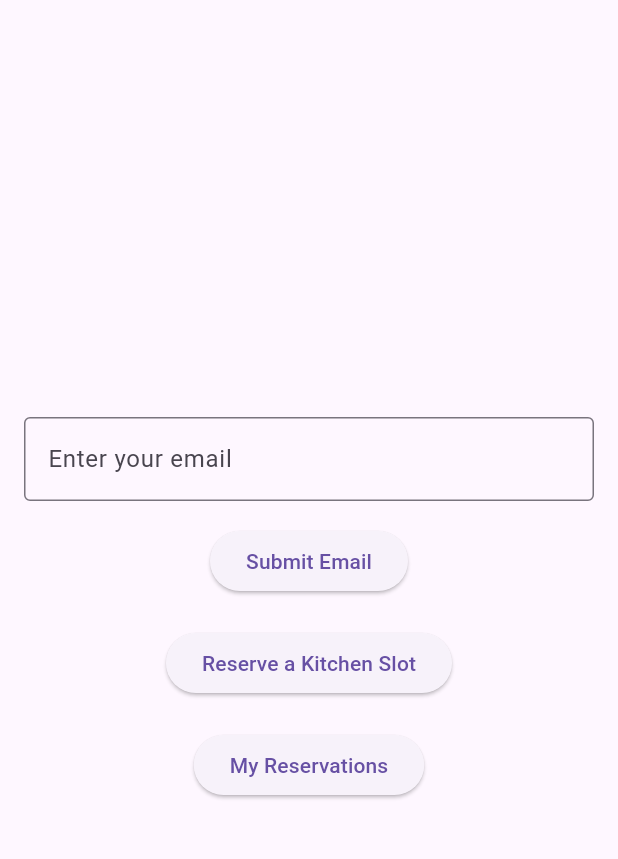
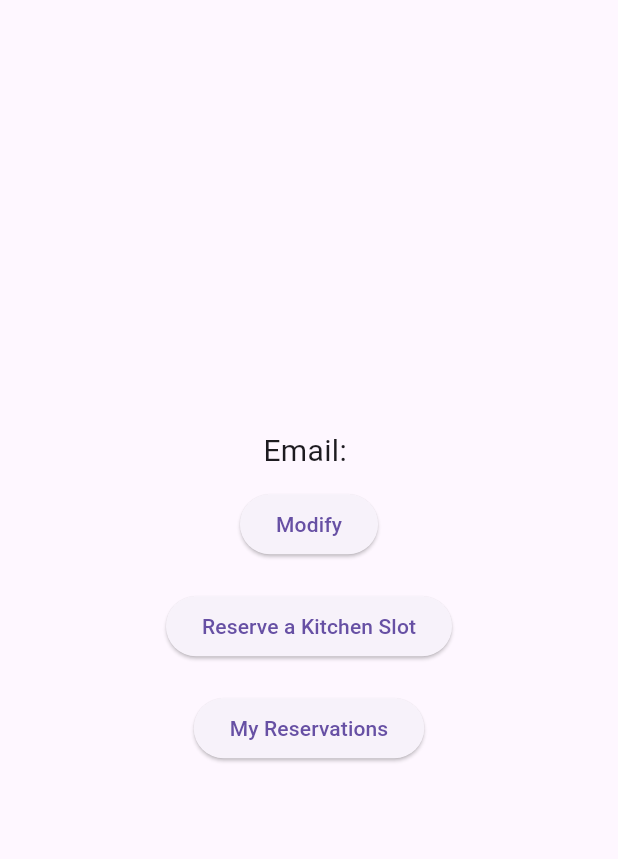
Before and after one commit to yongjip/byteforce2024-grand-finals, a Flutter app: the screen it shows after launch, after a tap on "Submit Email", on a phone screen of 412 x 824 dp, the part 63-922 px from its top. Run offline on Flutter 3.47's test engine with Material 3 defaults, Android fonts, the phone set to English and light mode, and no system bars; our stand-ins replace flutter_dotenv, shared_preferences, supabase_flutter; accounts and stored records are empty.

Commit message:
made it save email on local

```diff
--- a/amenity_reservation_app/lib/screens/home_screen.dart
+++ b/amenity_reservation_app/lib/screens/home_screen.dart
@@ -1,18 +1,44 @@
 import 'package:flutter/material.dart';
 import 'reservation_screen.dart';
 import 'my_reservations_screen.dart';
-
+import 'package:shared_preferences/shared_preferences.dart'; // Import SharedPreferences
 
 class HomeScreen extends StatefulWidget {
   @override
   _HomeScreenState createState() => _HomeScreenState();
 }
 
-
 class _HomeScreenState extends State<HomeScreen> {
-  String _email = '';
+  String _email = '';  // Holds the email address
+  bool _isEmailEntered = false;  // Tracks if the email is submitted
 
   final TextEditingController _emailController = TextEditingController();
+  @override
+  void initState() {
+    super.initState();
+    _loadEmail();
+  }
+
+  void _loadEmail() async {
+    SharedPreferences prefs = await SharedPreferences.getInstance();
+    String? storedEmail = prefs.getString('user_email');
+    if (storedEmail != null && storedEmail.isNotEmpty) {
+      setState(() {
+        _email = storedEmail;
+        _isEmailEntered = true;
+      });
+    }
+  }
+
+  void _saveEmail(String email) async {
+    SharedPreferences prefs = await SharedPreferences.getInstance();
+    await prefs.setString('user_email', email);
+  }
+
+  void _clearEmail() async {
+    SharedPreferences prefs = await SharedPreferences.getInstance();
+    await prefs.remove('user_email'); // Remove the email from SharedPreferences
+  }
 
   @override
   Widget build(BuildContext context) {
@@ -24,6 +50,25 @@ class _HomeScreenState extends State<HomeScreen> {
         child: Column(
           mainAxisAlignment: MainAxisAlignment.center,
           children: <Widget>[
+            // If email is entered, show the email and the modify button
+            if (_isEmailEntered) ...[
+              Text(
+                'Email: $_email',
+                style: TextStyle(fontSize: 20),
+              ),
+              SizedBox(height: 10),
+              ElevatedButton(
+                child: Text('Modify'),
+                onPressed: () {
+                  // Allow the user to modify their email
+                  setState(() {
+                    _isEmailEntered = false;  // Show the email input box again
+                    _emailController.text = _email;  // Pre-fill the input box with the current email
+                  });
+                },
+              ),
+            ] else ...[
+              // Email input box
               Padding(
                 padding: const EdgeInsets.all(16.0),
                 child: TextField(
@@ -33,17 +78,23 @@ class _HomeScreenState extends State<HomeScreen> {
                     border: OutlineInputBorder(),
                   ),
                   keyboardType: TextInputType.emailAddress,
-                )
+                ),
               ),
               ElevatedButton(
                 child: Text('Submit Email'),
                 onPressed: () {
                   setState(() {
-                  _email = _emailController.text;
+                    _email = _emailController.text;  // Save the entered email
+                    _isEmailEntered = true;  // Hide the input box and show the email
+                    _saveEmail(_email);  // Save the email to SharedPreferences
                   });
-              }
+                },
               ),
+            ],
+
             SizedBox(height: 20),
+
+            // Buttons to navigate to other screens (Reservation or My Reservations)
             ElevatedButton(
               child: Text('Reserve a Kitchen Slot'),
               onPressed: () {
@@ -75,7 +126,6 @@ class _HomeScreenState extends State<HomeScreen> {
                   }
                 }
             ),
-
           ],
         ),
       ),
--- a/amenity_reservation_app/pubspec.yaml
+++ b/amenity_reservation_app/pubspec.yaml
@@ -12,6 +12,7 @@ dependencies:
   intl: ^0.19.0
   uuid: ^4.5.1
   flutter_dotenv: ^5.0.2  # Add this line
+  shared_preferences: ^2.0.9
 
 dev_dependencies:
   flutter_test:
```
Also changed, not shown: amenity_reservation_app/pubspec.lock. Lines whose indentation alone changed are shown as unchanged.
